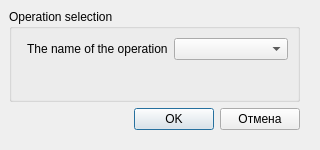
Qt form modeselectialog.ui (Neitron-byte/VKR) before a commit.
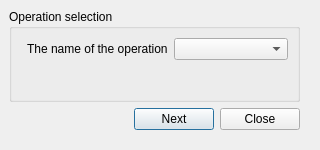
The same form after that commit.

What changed in the file:
```diff
--- a/modeselectialog.ui
+++ b/modeselectialog.ui
@@ -13,7 +13,7 @@
   <property name="windowTitle">
    <string>Dialog</string>
   </property>
-  <widget class="QWidget" name="">
+  <widget class="QWidget" name="layoutWidget">
    <property name="geometry">
     <rect>
      <x>9</x>
@@ -64,14 +64,14 @@
       <item>
        <widget class="QPushButton" name="pushButton_OK">
         <property name="text">
-         <string>OK</string>
+         <string>Next</string>
         </property>
        </widget>
       </item>
       <item>
        <widget class="QPushButton" name="pushButton_Cancel">
         <property name="text">
-         <string>Отмена</string>
+         <string>Close</string>
         </property>
        </widget>
       </item>
```
